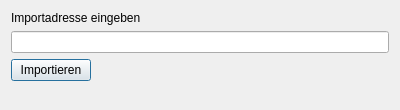
The window that importdialog.ui (Makozer/NpPartitionManager) describes before a commit, drawn with Qt 5.
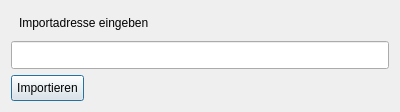
The same window after the commit.

Commit message: export liefert jetzt auch solution, tabindex ist jetzt integriert, buttons koennen jetzt per enter gedrueckt werden.

The edit to the form file:
```diff
--- a/importdialog.ui
+++ b/importdialog.ui
@@ -19,6 +19,15 @@
   <property name="windowTitle">
    <string>Dialog</string>
   </property>
+  <property name="styleSheet">
+   <string notr="true">QWidget {
+font:10pt &quot;MS Shell Dlg 2&quot;;
+padding:5px;
+}
+
+
+</string>
+  </property>
   <layout class="QFormLayout" name="formLayout">
    <item row="0" column="0">
     <widget class="QLabel" name="lbl_importInfo">
```
Left out of the diff: 7 changed lines with no effect on the pictures. The commit also changes 4 other files.
